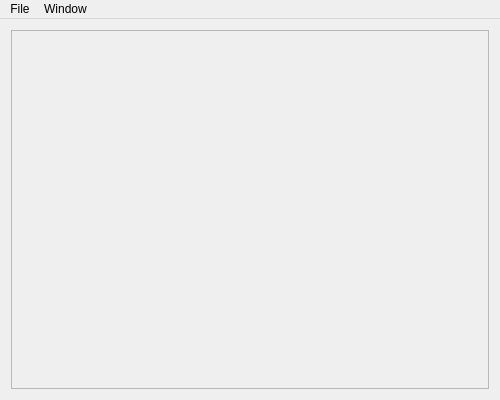
Old version of the form mainwindow.ui in the repository FRIBDAQ/SpecTcl.
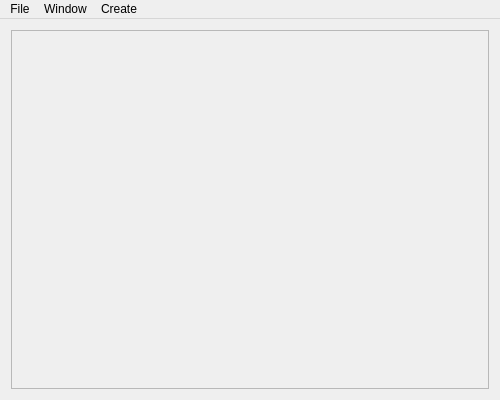
New version of the form.

Commit message: Adds the TGo4CreateNewHistogram class and institutes that ability to automatically update the list of histograms via a rescheduling timer event.

Patch:
```diff
--- a/mainwindow.ui
+++ b/mainwindow.ui
@@ -72,8 +72,15 @@
     </widget>
     <addaction name="menuPanels"/>
    </widget>
+   <widget class="QMenu" name="menuCreate">
+    <property name="title">
+     <string>Create</string>
+    </property>
+    <addaction name="actionNewHistogram"/>
+   </widget>
    <addaction name="menuFile"/>
    <addaction name="menuWindow"/>
+   <addaction name="menuCreate"/>
   </widget>
   <action name="actionExit">
    <property name="text">
```
Left out of the diff: 5 changed lines with no effect on the pictures. The commit also changes 13 other files.
